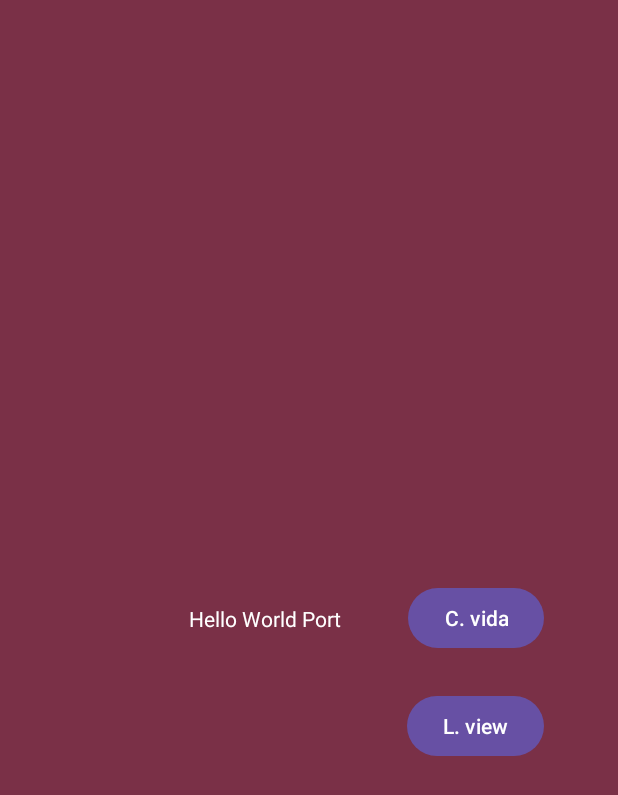
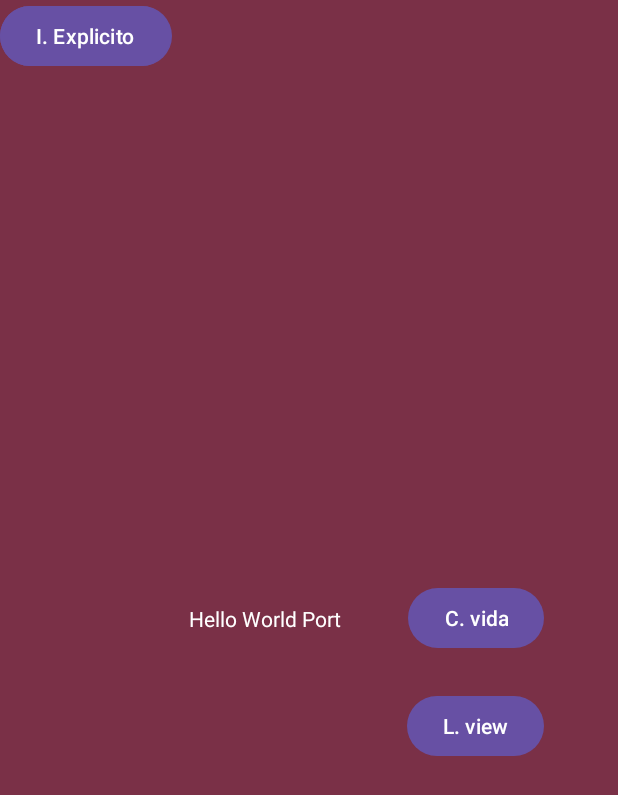
Before and after one commit to 2024-Moviles-CC-Gr1/2024A-CC-GR1-ICHAU-PABON-JENIFFER-LISSETTE, an Android app: the screen it shows after launch (MainActivity), on a phone screen of 412 x 824 dp. Shown: the top 795 px of the screen. Run offline under Robolectric (Android 15) with nearby library versions, the phone set to English and light mode, and no system bars.

Commit message:
Intent Implicito y Explicito

```diff
--- a/01-clases/app/src/main/AndroidManifest.xml
+++ b/01-clases/app/src/main/AndroidManifest.xml
@@ -12,6 +12,9 @@
         android:supportsRtl="true"
         android:theme="@style/Theme.2024ACCGR1JLIP"
         tools:targetApi="31">
+        <activity
+            android:name=".CIntentExplicitoParametros"
+            android:exported="false" />
         <activity
             android:name=".BListView"
             android:exported="false" />
--- a/01-clases/app/src/main/res/layout/activity_main.xml
+++ b/01-clases/app/src/main/res/layout/activity_main.xml
@@ -2,6 +2,7 @@
 <androidx.constraintlayout.widget.ConstraintLayout xmlns:android="http://schemas.android.com/apk/res/android"
     xmlns:app="http://schemas.android.com/apk/res-auto"
     xmlns:tools="http://schemas.android.com/tools"
+    android:id="@+id/id_layout_main"
     android:layout_width="match_parent"
     android:layout_height="match_parent"
     android:background="@color/color_bg"
@@ -41,4 +42,20 @@
         app:layout_constraintStart_toStartOf="@+id/btn_ciclo_vida"
         app:layout_constraintTop_toBottomOf="@+id/btn_ciclo_vida" />
 
+    <Button
+        android:id="@+id/btn_ir_intent_implicito"
+        android:layout_width="wrap_content"
+        android:layout_height="wrap_content"
+        android:text="I. Implicito"
+        tools:layout_editor_absoluteX="281dp"
+        tools:layout_editor_absoluteY="271dp" />
+
+    <Button
+        android:id="@+id/btn_ir_intent_explicito"
+        android:layout_width="wrap_content"
+        android:layout_height="wrap_content"
+        android:text="I. Explicito"
+        tools:layout_editor_absoluteX="281dp"
+        tools:layout_editor_absoluteY="202dp" />
+
 </androidx.constraintlayout.widget.ConstraintLayout>
```
Also changed, not shown: 01-clases/app/src/main/java/com/example/a2024accgr1jlip/BEntrenador.kt (+30 -1 lines), 01-clases/app/src/main/java/com/example/a2024accgr1jlip/CIntentExplicitoParametros.kt (added, +11 -0 lines), 01-clases/app/src/main/java/com/example/a2024accgr1jlip/MainActivity.kt (+80 -0 lines), 01-clases/app/src/main/res/layout/activity_cintent_explicito_parametros.xml (added, +9 -0 lines).
